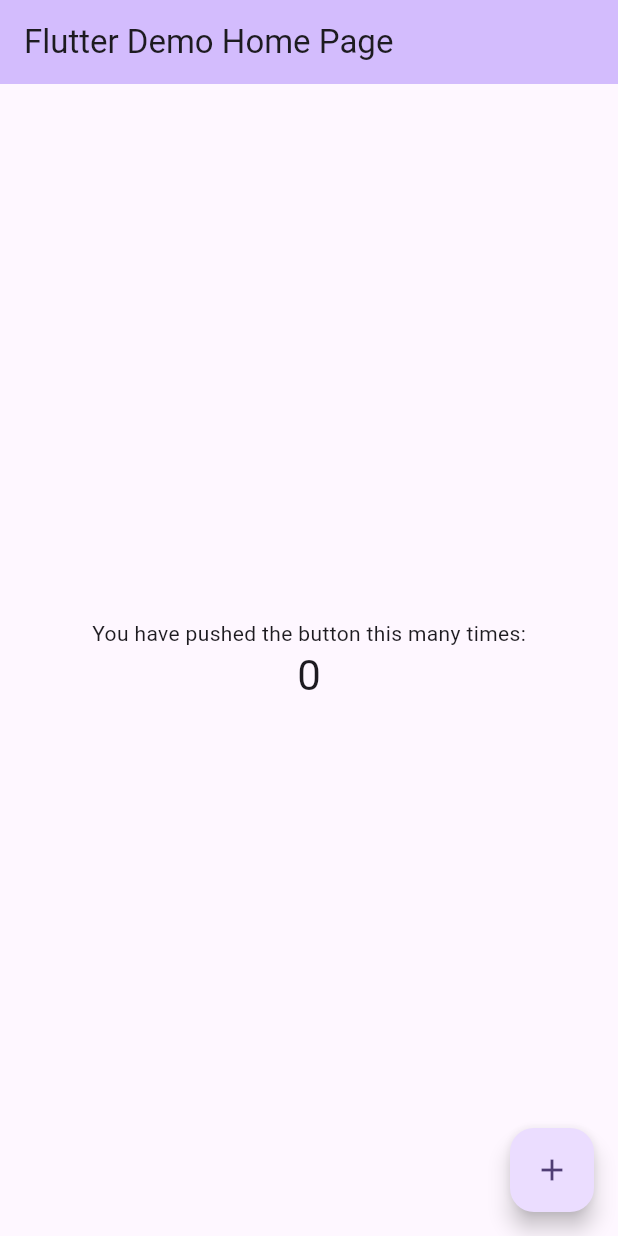
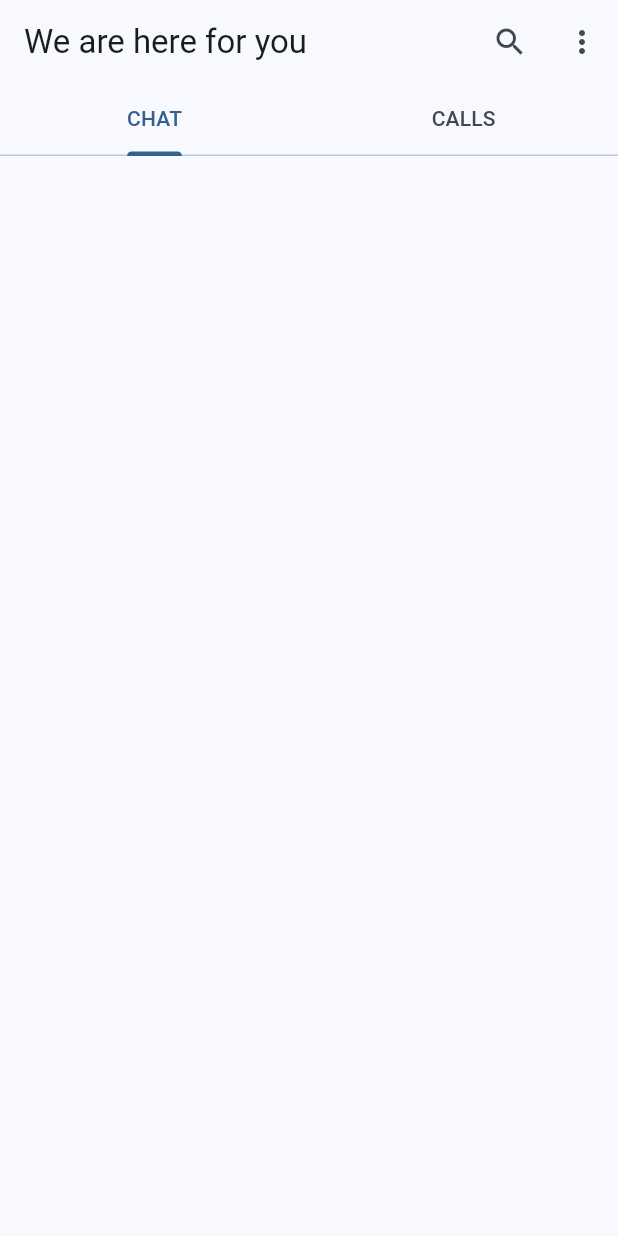
Before and after one commit to sadithaboxrec/Mental-HealthCare-Application_Project, a Flutter app: the screen it shows after launch, on a phone screen of 412 x 824 dp. Run offline on Flutter 3.47's test engine with Material 3 defaults, Android fonts, the light colour scheme and no system bars.

Commit message:
create app bar with 2 tabs

```diff
--- a/chat_function/lib/main.dart
+++ b/chat_function/lib/main.dart
@@ -1,122 +1,24 @@
 import 'package:flutter/material.dart';
+import 'package:chat_function/screens/homescreen.dart';
 
 void main() {
-  runApp(const MyApp());
+  runApp(MyApp());
 }
 
 class MyApp extends StatelessWidget {
-  const MyApp({super.key});
 
-  // This widget is the root of your application.
   @override
   Widget build(BuildContext context) {
     return MaterialApp(
-      title: 'Flutter Demo',
-      theme: ThemeData(
-        // This is the theme of your application.
-        //
-        // TRY THIS: Try running your application with "flutter run". You'll see
-        // the application has a purple toolbar. Then, without quitting the app,
-        // try changing the seedColor in the colorScheme below to Colors.green
-        // and then invoke "hot reload" (save your changes or press the "hot
-        // reload" button in a Flutter-supported IDE, or press "r" if you used
-        // the command line to start the app).
-        //
-        // Notice that the counter didn't reset back to zero; the application
-        // state is not lost during the reload. To reset the state, use hot
-        // restart instead.
-        //
-        // This works for code too, not just values: Most code changes can be
-        // tested with just a hot reload.
-        colorScheme: .fromSeed(seedColor: Colors.deepPurple),
-      ),
-      home: const MyHomePage(title: 'Flutter Demo Home Page'),
-    );
+  theme: ThemeData(
+    primaryColor: const Color.fromARGB(255, 109, 167, 214),
+    colorScheme: ColorScheme.fromSeed(
+      seedColor: Colors.blue,
+      secondary: Colors.blueAccent,
+    ),
+  ),
+  home: HomeScreen(),
+
+    ); //meterialApp
   }
 }
-
-class MyHomePage extends StatefulWidget {
-  const MyHomePage({super.key, required this.title});
-
-  // This widget is the home page of your application. It is stateful, meaning
-  // that it has a State object (defined below) that contains fields that affect
-  // how it looks.
-
-  // This class is the configuration for the state. It holds the values (in this
-  // case the title) provided by the parent (in this case the App widget) and
-  // used by the build method of the State. Fields in a Widget subclass are
-  // always marked "final".
-
-  final String title;
-
-  @override
-  State<MyHomePage> createState() => _MyHomePageState();
-}
-
-class _MyHomePageState extends State<MyHomePage> {
-  int _counter = 0;
-
-  void _incrementCounter() {
-    setState(() {
-      // This call to setState tells the Flutter framework that something has
-      // changed in this State, which causes it to rerun the build method below
-      // so that the display can reflect the updated values. If we changed
-      // _counter without calling setState(), then the build method would not be
-      // called again, and so nothing would appear to happen.
-      _counter++;
-    });
-  }
-
-  @override
-  Widget build(BuildContext context) {
-    // This method is rerun every time setState is called, for instance as done
-    // by the _incrementCounter method above.
-    //
-    // The Flutter framework has been optimized to make rerunning build methods
-    // fast, so that you can just rebuild anything that needs updating rather
-    // than having to individually change instances of widgets.
-    return Scaffold(
-      appBar: AppBar(
-        // TRY THIS: Try changing the color here to a specific color (to
-        // Colors.amber, perhaps?) and trigger a hot reload to see the AppBar
-        // change color while the other colors stay the same.
-        backgroundColor: Theme.of(context).colorScheme.inversePrimary,
-        // Here we take the value from the MyHomePage object that was created by
-        // the App.build method, and use it to set our appbar title.
-        title: Text(widget.title),
-      ),
-      body: Center(
-        // Center is a layout widget. It takes a single child and positions it
-        // in the middle of the parent.
-        child: Column(
-          // Column is also a layout widget. It takes a list of children and
-          // arranges them vertically. By default, it sizes itself to fit its
-          // children horizontally, and tries to be as tall as its parent.
-          //
-          // Column has various properties to control how it sizes itself and
-          // how it positions its children. Here we use mainAxisAlignment to
-          // center the children vertically; the main axis here is the vertical
-          // axis because Columns are vertical (the cross axis would be
-          // horizontal).
-          //
-          // TRY THIS: Invoke "debug painting" (choose the "Toggle Debug Paint"
-          // action in the IDE, or press "p" in the console), to see the
-          // wireframe for each widget.
-          mainAxisAlignment: .center,
-          children: [
-            const Text('You have pushed the button this many times:'),
-            Text(
-              '$_counter',
-              style: Theme.of(context).textTheme.headlineMedium,
-            ),
-          ],
-        ),
-      ),
-      floatingActionButton: FloatingActionButton(
-        onPressed: _incrementCounter,
-        tooltip: 'Increment',
-        child: const Icon(Icons.add),
-      ),
-    );
-  }
-}
--- /dev/null
+++ b/chat_function/lib/screens/homescreen.dart
@@ -0,0 +1,47 @@
+import 'package:flutter/material.dart';
+
+class HomeScreen extends StatefulWidget{
+  HomeScreen({Key? key}) : super(key: key);
+
+  @override
+  _HomeScreenState createState() => _HomeScreenState();
+}
+
+class _HomeScreenState extends State<HomeScreen> with SingleTickerProviderStateMixin{
+
+  late TabController _controller;
+  @override
+  void initState() {
+    super.initState();
+    _controller = TabController(length: 2, vsync: this, initialIndex:0);
+  }
+
+  @override
+  Widget build(BuildContext context) {
+    return Scaffold(
+
+      appBar: AppBar(
+        title: Text('We are here for you'),
+        actions: [
+          IconButton(
+            icon: Icon(Icons.search),
+            onPressed: () {},
+          ),
+          IconButton(
+            icon: Icon(Icons.more_vert),
+            onPressed: () {},
+          ),
+        ],
+
+        bottom:TabBar(
+          controller: _controller,
+          tabs: [
+            Tab(text: 'CHAT',),
+            Tab(text: 'CALLS',),
+          ],
+        )
+      ),
+
+    );
+  }
+}
```
Also changed, not shown: chat_function/pubspec.lock (added), 9 other files.
